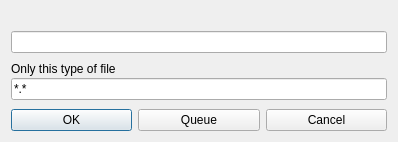
This is dialog/fileoperateconfirmdialog.ui in flysnow010/flyscp as Qt 5 draws it before an edit. The edited form follows.
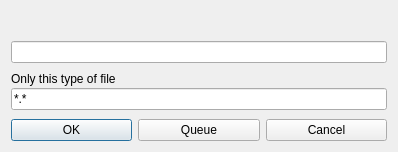
This is the edited form.

Diff of the .ui file:
```diff
--- a/dialog/fileoperateconfirmdialog.ui
+++ b/dialog/fileoperateconfirmdialog.ui
@@ -7,7 +7,7 @@
     <x>0</x>
     <y>0</y>
     <width>398</width>
-    <height>140</height>
+    <height>152</height>
    </rect>
   </property>
   <property name="windowTitle">
```
Left out of the diff: 2 changed lines with no effect on the pictures.
